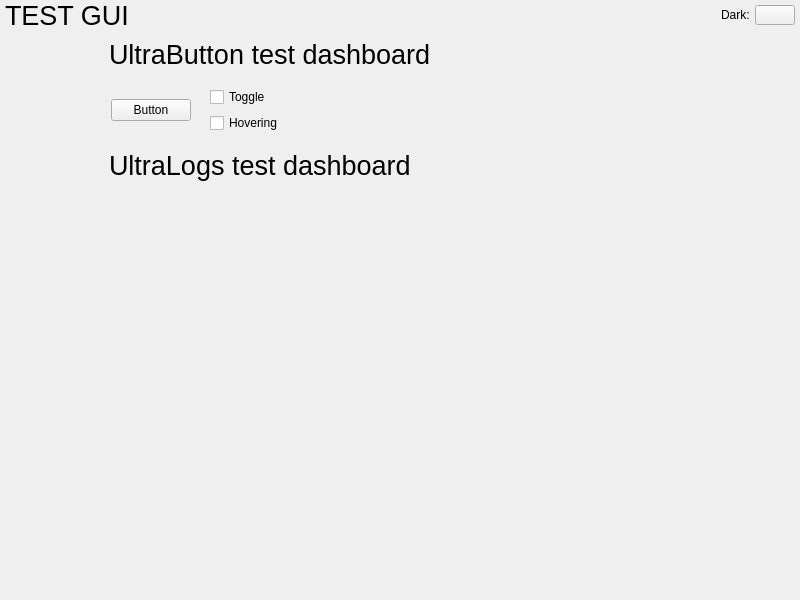
This is testApplication/mainwindow.ui in BeatingLawrence/UltraGUI as Qt 5 draws it before an edit. The edited form follows.
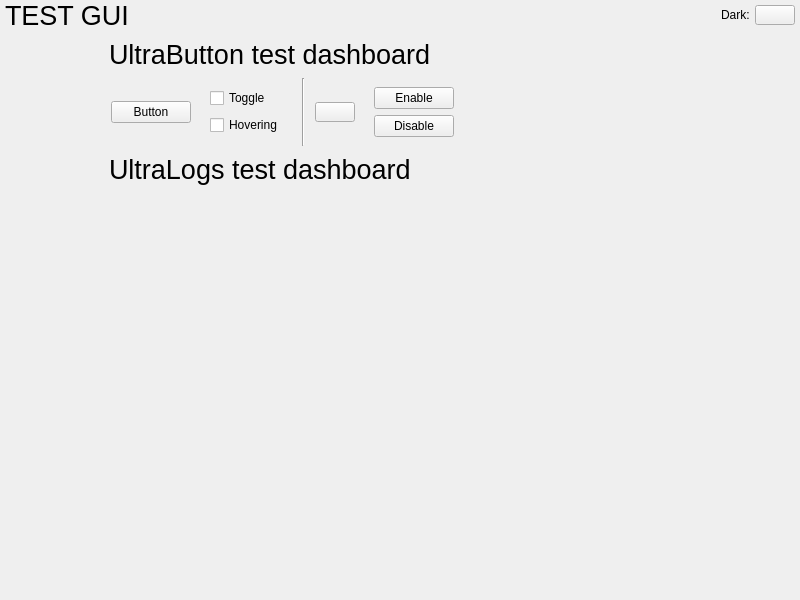
This is the edited form. Custom widgets are drawn as their Qt base class.

Commit message: Fixed UltraButton graphical bug

The edit to the form file:
```diff
--- a/testApplication/mainwindow.ui
+++ b/testApplication/mainwindow.ui
@@ -234,6 +234,52 @@
                 </layout>
                </widget>
               </item>
+              <item>
+               <widget class="Line" name="line">
+                <property name="orientation">
+                 <enum>Qt::Vertical</enum>
+                </property>
+               </widget>
+              </item>
+              <item>
+               <widget class="gui::UltraToggle" name="testToggle">
+                <property name="sizePolicy">
+                 <sizepolicy hsizetype="Minimum" vsizetype="Minimum">
+                  <horstretch>0</horstretch>
+                  <verstretch>0</verstretch>
+                 </sizepolicy>
+                </property>
+                <property name="maximumSize">
+                 <size>
+                  <width>40</width>
+                  <height>20</height>
+                 </size>
+                </property>
+                <property name="text">
+                 <string/>
+                </property>
+               </widget>
+              </item>
+              <item>
+               <widget class="QWidget" name="widget_7" native="true">
+                <layout class="QVBoxLayout" name="verticalLayout_4">
+                 <item>
+                  <widget class="QPushButton" name="testToggleEnable">
+                   <property name="text">
+                    <string>Enable</string>
+                   </property>
+                  </widget>
+                 </item>
+                 <item>
+                  <widget class="QPushButton" name="testToggleDisable">
+                   <property name="text">
+                    <string>Disable</string>
+                   </property>
+                  </widget>
+                 </item>
+                </layout>
+               </widget>
+              </item>
               <item>
                <spacer name="horizontalSpacer_3">
                 <property name="orientation">
```
The commit also changes 21 other files.
